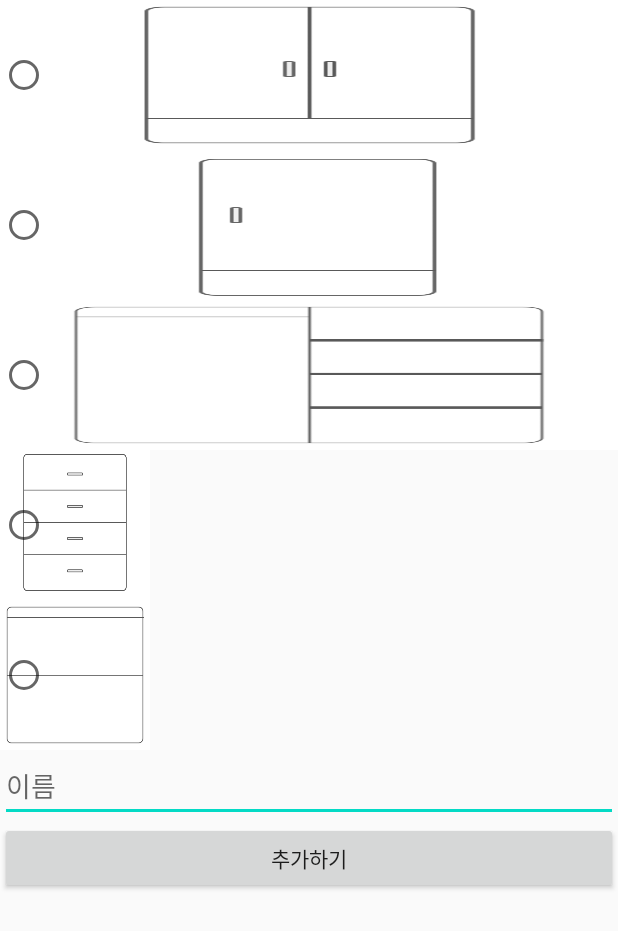
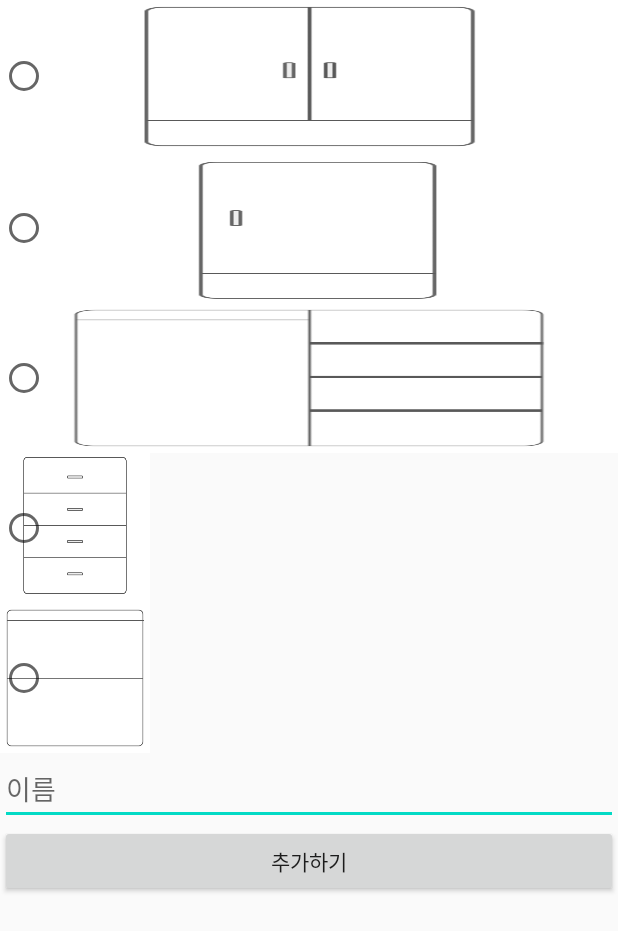
Before and after one commit to ljiho222/MyCloset, an Android app: the Add_Closet screen opened directly, with no data from a screen before it, on a phone screen of 412 x 824 dp. Shown: the top 931 px of the screen. Run offline under Robolectric (Android 15) with nearby library versions, the phone set to English and light mode, and no system bars; our stand-ins replace Firebase (no records; nobody signed in at launch, a user with empty details on screens opened directly).

Commit message:
기타 수정

```diff
--- a/app/src/main/java/com/example/my_closet/ClosetMain.java
+++ b/app/src/main/java/com/example/my_closet/ClosetMain.java
@@ -78,6 +78,7 @@ public class ClosetMain extends AppCompatActivity {
             @Override
             public void onClick(View v) {
                 Intent intent = new Intent(ClosetMain.this, Search.class);
+                intent.putExtra("userInfo", user);
                 startActivity(intent); // 옷 검색
             }
         });
--- a/app/src/main/java/com/example/my_closet/Search.java
+++ b/app/src/main/java/com/example/my_closet/Search.java
@@ -51,6 +51,7 @@ public class Search extends AppCompatActivity {
         recyclerview.setHasFixedSize(true);
         adapter = new SearchAdapter(this, arrayList);
         recyclerview.setAdapter(adapter);
+        user=(User)getIntent().getSerializableExtra("userInfo");
 
         //색상 스피너
         adspin1= ArrayAdapter.createFromResource(this,R.array.color,android.R.layout.simple_spinner_dropdown_item);
@@ -71,7 +72,7 @@ public class Search extends AppCompatActivity {
                 color = spin1.getSelectedItem().toString();
                 type = spin2.getSelectedItem().toString();
 
-                databaseReference.child("Closets").child("jiho").addListenerForSingleValueEvent(new ValueEventListener() {
+                databaseReference.child("Closets").child(user.getUserName()).addListenerForSingleValueEvent(new ValueEventListener() {
                     @Override
                     public void onDataChange(@NonNull DataSnapshot dataSnapshot) {
                         for(DataSnapshot dataSnapshot1 : dataSnapshot.getChildren()){
--- a/app/src/main/res/layout/activity_add_closet.xml
+++ b/app/src/main/res/layout/activity_add_closet.xml
@@ -14,12 +14,12 @@
         android:layout_height="wrap_content"
         android:orientation="vertical">
 
-            <RadioButton
-                android:id="@+id/cls1"
-                android:layout_width="wrap_content"
-                android:layout_height="100dp"
-                android:background="@drawable/closet_illust1"
-                android:layout_weight="1"/>
+        <RadioButton
+            android:id="@+id/cls1"
+            android:layout_width="wrap_content"
+            android:layout_height="102dp"
+            android:layout_weight="1"
+            android:background="@drawable/closet_illust1" />
             <RadioButton
                 android:id="@+id/cls2"
                 android:layout_width="wrap_content"
--- a/app/src/main/res/layout/adapterlist.xml
+++ b/app/src/main/res/layout/adapterlist.xml
@@ -10,7 +10,7 @@
         android:id="@+id/imgview"
         android:layout_width="wrap_content"
         android:layout_height="120dp"
-
+        android:scaleType="fitXY"
         app:layout_constraintLeft_toLeftOf="parent"
         app:layout_constraintRight_toRightOf="parent"
         app:layout_constraintTop_toTopOf="parent"
--- a/app/src/main/res/layout/closetpage.xml
+++ b/app/src/main/res/layout/closetpage.xml
@@ -1,8 +1,8 @@
 <?xml version="1.0" encoding="utf-8"?>
 <LinearLayout xmlns:android="http://schemas.android.com/apk/res/android"
     xmlns:app="http://schemas.android.com/apk/res-auto"
-    android:layout_width="match_parent"
-    android:layout_height="match_parent"
+    android:layout_width="wrap_content"
+    android:layout_height="wrap_content"
     android:orientation="vertical">
 
     <TextView
--- a/app/src/main/res/layout/list_closet.xml
+++ b/app/src/main/res/layout/list_closet.xml
@@ -1,7 +1,7 @@
 <?xml version="1.0" encoding="utf-8"?>
 <LinearLayout xmlns:android="http://schemas.android.com/apk/res/android"
-    android:orientation="vertical" android:layout_width="match_parent"
-    android:layout_height="match_parent">
+    android:orientation="vertical" android:layout_width="wrap_content"
+    android:layout_height="wrap_content">
 
     <LinearLayout
         android:layout_width="match_parent"
```
